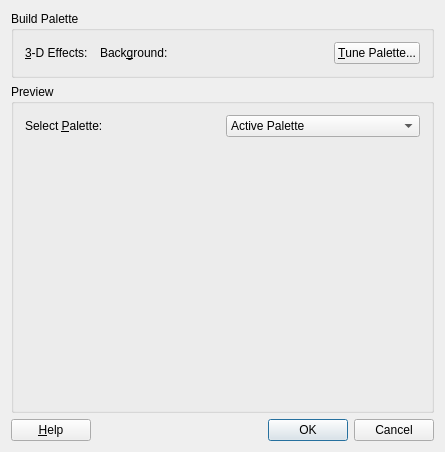
Above: tools/designer/src/components/propertyeditor/paletteeditor.ui from arnt/qt-history2 before the change. Below: the same form after it.
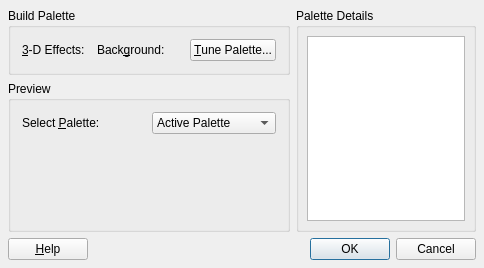
That is the form after the change. Custom widgets are drawn as their Qt base class.

Commit message:
Fixes:    Tune Palette in palette editor implemented Task:     78146 Details:
[git-p4: depot-paths = "//depot/qt/main/": change = 188658]

Diff of the .ui file:
```diff
--- a/tools/designer/src/components/propertyeditor/paletteeditor.ui
+++ b/tools/designer/src/components/propertyeditor/paletteeditor.ui
@@ -8,8 +8,8 @@
    <rect>
     <x>0</x>
     <y>0</y>
-    <width>445</width>
-    <height>452</height>
+    <width>484</width>
+    <height>268</height>
    </rect>
   </property>
   <property name="sizePolicy" >
@@ -23,6 +23,128 @@
   <property name="windowTitle" >
    <string>Edit Palette</string>
   </property>
+  <layout class="QGridLayout" >
+   <property name="margin" >
+    <number>8</number>
+   </property>
+   <property name="spacing" >
+    <number>6</number>
+   </property>
+   <item row="2" column="0" colspan="2" >
+    <layout class="QHBoxLayout" >
+     <property name="margin" >
+      <number>0</number>
+     </property>
+     <property name="spacing" >
+      <number>6</number>
+     </property>
+     <item>
+      <widget class="QPushButton" name="buttonHelp" >
+       <property name="text" >
+        <string>&amp;Help</string>
+       </property>
+       <property name="autoDefault" >
+        <bool>true</bool>
+       </property>
+      </widget>
+     </item>
+     <item>
+      <spacer>
+       <property name="orientation" >
+        <enum>Qt::Horizontal</enum>
+       </property>
+       <property name="sizeType" >
+        <enum>QSizePolicy::Expanding</enum>
+       </property>
+       <property name="sizeHint" >
+        <size>
+         <width>20</width>
+         <height>20</height>
+        </size>
+       </property>
+      </spacer>
+     </item>
+     <item>
+      <widget class="QPushButton" name="buttonOk" >
+       <property name="whatsThis" >
+        <string>Close the dialog and apply all the changes.</string>
+       </property>
+       <property name="text" >
+        <string>OK</string>
+       </property>
+       <property name="autoDefault" >
+        <bool>true</bool>
+       </property>
+       <property name="default" >
+        <bool>true</bool>
+       </property>
+      </widget>
+     </item>
+     <item>
+      <widget class="QPushButton" name="buttonCancel" >
+       <property name="whatsThis" >
+        <string>Close the dialog and discard any changes.</string>
+       </property>
+       <property name="text" >
+        <string>Cancel</string>
+       </property>
+       <property name="autoDefault" >
+        <bool>true</bool>
+       </property>
+      </widget>
+     </item>
+    </layout>
+   </item>
+   <item rowspan="2" row="0" column="1" >
+    <widget class="QGroupBox" name="advancedBox" >
+     <property name="minimumSize" >
+      <size>
+       <width>180</width>
+       <height>16</height>
+      </size>
+     </property>
+     <property name="maximumSize" >
+      <size>
+       <width>180</width>
+       <height>16777215</height>
+      </size>
+     </property>
+     <property name="title" >
+      <string>Palette Details</string>
+     </property>
+     <layout class="QVBoxLayout" >
+      <property name="margin" >
+       <number>8</number>
+      </property>
+      <property name="spacing" >
+       <number>6</number>
+      </property>
+      <item>
+       <widget class="QListView" name="roleListView" >
+        <property name="minimumSize" >
+         <size>
+          <width>0</width>
+          <height>0</height>
+         </size>
+        </property>
+       </widget>
+      </item>
+     </layout>
+    </widget>
+   </item>
+   <item row="1" column="0" >
+    <widget class="QGroupBox" name="GroupBox126" >
+     <property name="sizePolicy" >
+      <sizepolicy>
+       <hsizetype>5</hsizetype>
+       <vsizetype>7</vsizetype>
+       <horstretch>0</horstretch>
+       <verstretch>0</verstretch>
+      </sizepolicy>
+     </property>
+     <property name="title" >
+      <string>Preview</string>
+     </property>
   <layout class="QVBoxLayout" >
    <property name="margin" >
     <number>11</number>
@@ -31,15 +153,61 @@
     <number>6</number>
    </property>
    <item>
+       <layout class="QHBoxLayout" >
+        <property name="margin" >
+         <number>0</number>
+        </property>
+        <property name="spacing" >
+         <number>6</number>
+        </property>
+        <item>
+         <widget class="QLabel" name="TextLabel1" >
+          <property name="text" >
+           <string>Select &amp;Palette:</string>
+          </property>
+          <property name="buddy" >
+           <cstring>paletteCombo</cstring>
+          </property>
+         </widget>
+        </item>
+        <item>
+         <widget class="QComboBox" name="paletteCombo" >
+          <item>
+           <property name="text" >
+            <string>Active Palette</string>
+           </property>
+          </item>
+          <item>
+           <property name="text" >
+            <string>Inactive Palette</string>
+           </property>
+          </item>
+          <item>
+           <property name="text" >
+            <string>Disabled Palette</string>
+           </property>
+          </item>
+         </widget>
+        </item>
+       </layout>
+      </item>
+      <item>
+       <widget class="qdesigner_internal::PreviewFrame" name="previewFrame" >
+        <property name="sizePolicy" >
+         <sizepolicy>
+          <hsizetype>7</hsizetype>
+          <vsizetype>7</vsizetype>
+          <horstretch>0</horstretch>
+          <verstretch>0</verstretch>
+         </sizepolicy>
+        </property>
+       </widget>
+      </item>
+     </layout>
+    </widget>
+   </item>
+   <item row="0" column="0" >
     <widget class="QGroupBox" name="groupAutoPalette" >
-     <property name="geometry" >
-      <rect>
-       <x>11</x>
-       <y>11</y>
-       <width>423</width>
-       <height>62</height>
-      </rect>
-     </property>
      <property name="sizePolicy" >
       <sizepolicy>
        <hsizetype>5</hsizetype>
@@ -60,25 +228,17 @@
       </property>
       <item>
        <widget class="QLabel" name="labelMainColor" >
-        <property name="geometry" >
-         <rect>
-          <x>13</x>
-          <y>23</y>
-          <width>70</width>
-          <height>26</height>
-         </rect>
-        </property>
         <property name="sizePolicy" >
          <sizepolicy>
-          <hsizetype>1</hsizetype>
-          <vsizetype>1</vsizetype>
+          <hsizetype>5</hsizetype>
+          <vsizetype>5</vsizetype>
           <horstretch>0</horstretch>
           <verstretch>0</verstretch>
          </sizepolicy>
         </property>
         <property name="minimumSize" >
          <size>
-          <width>50</width>
+          <width>0</width>
           <height>0</height>
          </size>
         </property>
@@ -130,25 +290,17 @@
       </item>
       <item>
        <widget class="QLabel" name="labelMainColor2" >
-        <property name="geometry" >
-         <rect>
-          <x>95</x>
-          <y>23</y>
-          <width>77</width>
-          <height>26</height>
-         </rect>
-        </property>
         <property name="sizePolicy" >
          <sizepolicy>
-          <hsizetype>1</hsizetype>
-          <vsizetype>1</vsizetype>
+          <hsizetype>5</hsizetype>
+          <vsizetype>5</vsizetype>
           <horstretch>0</horstretch>
           <verstretch>0</verstretch>
          </sizepolicy>
         </property>
         <property name="minimumSize" >
          <size>
-          <width>50</width>
+          <width>0</width>
           <height>0</height>
          </size>
         </property>
@@ -200,14 +352,6 @@
       </item>
       <item>
        <spacer>
-        <property name="geometry" >
-         <rect>
-          <x>184</x>
-          <y>23</y>
-          <width>132</width>
-          <height>26</height>
-         </rect>
-        </property>
         <property name="orientation" >
          <enum>Qt::Horizontal</enum>
         </property>
@@ -224,236 +368,21 @@
       </item>
       <item>
        <widget class="QPushButton" name="btnAdvanced" >
-        <property name="geometry" >
-         <rect>
-          <x>322</x>
-          <y>23</y>
-          <width>88</width>
-          <height>26</height>
-         </rect>
-        </property>
         <property name="text" >
          <string>&amp;Tune Palette...</string>
         </property>
-       </widget>
-      </item>
-     </layout>
-    </widget>
-   </item>
-   <item>
-    <widget class="QGroupBox" name="GroupBox126" >
-     <property name="geometry" >
-      <rect>
-       <x>11</x>
-       <y>79</y>
-       <width>423</width>
-       <height>328</height>
-      </rect>
-     </property>
-     <property name="sizePolicy" >
-      <sizepolicy>
-       <hsizetype>5</hsizetype>
-       <vsizetype>7</vsizetype>
-       <horstretch>0</horstretch>
-       <verstretch>0</verstretch>
-      </sizepolicy>
-     </property>
-     <property name="title" >
-      <string>Preview</string>
-     </property>
-     <layout class="QVBoxLayout" >
-      <property name="margin" >
-       <number>11</number>
-      </property>
-      <property name="spacing" >
-       <number>6</number>
-      </property>
-      <item>
-       <layout class="QHBoxLayout" >
-        <property name="margin" >
-         <number>0</number>
-        </property>
-        <property name="spacing" >
-         <number>6</number>
-        </property>
-        <item>
-         <widget class="QLabel" name="TextLabel1" >
-          <property name="geometry" >
-           <rect>
-            <x>0</x>
-            <y>0</y>
-            <width>196</width>
-            <height>143</height>
-           </rect>
-          </property>
-          <property name="text" >
-           <string>Select &amp;Palette:</string>
-          </property>
-          <property name="buddy" >
-           <cstring>paletteCombo</cstring>
-          </property>
-         </widget>
-        </item>
-        <item>
-         <widget class="QComboBox" name="paletteCombo" >
-          <property name="geometry" >
-           <rect>
-            <x>202</x>
-            <y>59</y>
-            <width>195</width>
-            <height>25</height>
-           </rect>
-          </property>
-          <item>
-           <property name="text" >
-            <string>Active Palette</string>
-           </property>
-          </item>
-          <item>
-           <property name="text" >
-            <string>Inactive Palette</string>
-           </property>
-          </item>
-          <item>
-           <property name="text" >
-            <string>Disabled Palette</string>
-           </property>
-          </item>
-         </widget>
-        </item>
-       </layout>
-      </item>
-      <item>
-        <widget class="qdesigner_internal::PreviewFrame" name="previewFrame" >
-        <property name="geometry" >
-         <rect>
-          <x>13</x>
-          <y>172</y>
-          <width>800</width>
-          <height>480</height>
-         </rect>
-        </property>
-        <property name="sizePolicy" >
-         <sizepolicy>
-          <hsizetype>7</hsizetype>
-          <vsizetype>7</vsizetype>
-          <horstretch>0</horstretch>
-          <verstretch>0</verstretch>
-         </sizepolicy>
-        </property>
-       </widget>
-      </item>
-     </layout>
-    </widget>
-   </item>
-   <item>
-    <layout class="QHBoxLayout" >
-     <property name="margin" >
-      <number>0</number>
-     </property>
-     <property name="spacing" >
-      <number>6</number>
-     </property>
-     <item>
-      <widget class="QPushButton" name="buttonHelp" >
-       <property name="geometry" >
-        <rect>
-         <x>0</x>
-         <y>0</y>
-         <width>77</width>
-         <height>28</height>
-        </rect>
-       </property>
-       <property name="text" >
-        <string>&amp;Help</string>
-       </property>
-       <property name="autoDefault" >
+        <property name="checkable" >
         <bool>true</bool>
        </property>
       </widget>
      </item>
-     <item>
-      <spacer>
-       <property name="geometry" >
-        <rect>
-         <x>83</x>
-         <y>0</y>
-         <width>174</width>
-         <height>28</height>
-        </rect>
-       </property>
-       <property name="orientation" >
-        <enum>Qt::Horizontal</enum>
-       </property>
-       <property name="sizeType" >
-        <enum>QSizePolicy::Expanding</enum>
-       </property>
-       <property name="sizeHint" >
-        <size>
-         <width>20</width>
-         <height>20</height>
-        </size>
-       </property>
-      </spacer>
-     </item>
-     <item>
-      <widget class="QPushButton" name="buttonOk" >
-       <property name="geometry" >
-        <rect>
-         <x>263</x>
-         <y>0</y>
-         <width>77</width>
-         <height>28</height>
-        </rect>
-       </property>
-       <property name="whatsThis" >
-        <string>Close the dialog and apply all the changes.</string>
-       </property>
-       <property name="text" >
-        <string>OK</string>
-       </property>
-       <property name="autoDefault" >
-        <bool>true</bool>
-       </property>
-       <property name="default" >
-        <bool>true</bool>
-       </property>
-      </widget>
-     </item>
-     <item>
-      <widget class="QPushButton" name="buttonCancel" >
-       <property name="geometry" >
-        <rect>
-         <x>346</x>
-         <y>0</y>
-         <width>77</width>
-         <height>28</height>
-        </rect>
-       </property>
-       <property name="whatsThis" >
-        <string>Close the dialog and discard any changes.</string>
-       </property>
-       <property name="text" >
-        <string>Cancel</string>
-       </property>
-       <property name="autoDefault" >
-        <bool>true</bool>
-       </property>
-      </widget>
-     </item>
-    </layout>
+     </layout>
+    </widget>
    </item>
   </layout>
  </widget>
  <pixmapfunction></pixmapfunction>
  <customwidgets>
-  <customwidget>
-   <class>qdesigner_internal::StyledButton</class>
-   <extends></extends>
-   <header>styledbutton.h</header>
-   <container>0</container>
-   <pixmap></pixmap>
-  </customwidget>
   <customwidget>
    <class>qdesigner_internal::PreviewFrame</class>
    <extends></extends>
@@ -461,6 +390,13 @@
    <container>0</container>
    <pixmap></pixmap>
   </customwidget>
+  <customwidget>
+   <class>qdesigner_internal::StyledButton</class>
+   <extends></extends>
+   <header>styledbutton.h</header>
+   <container>0</container>
+   <pixmap></pixmap>
+  </customwidget>
  </customwidgets>
  <tabstops>
   <tabstop>buttonOk</tabstop>
```
Left out of the diff: 23 changed lines with no effect on the pictures. Lines whose indentation alone changed are shown as unchanged. The commit also changes 2 other files.
